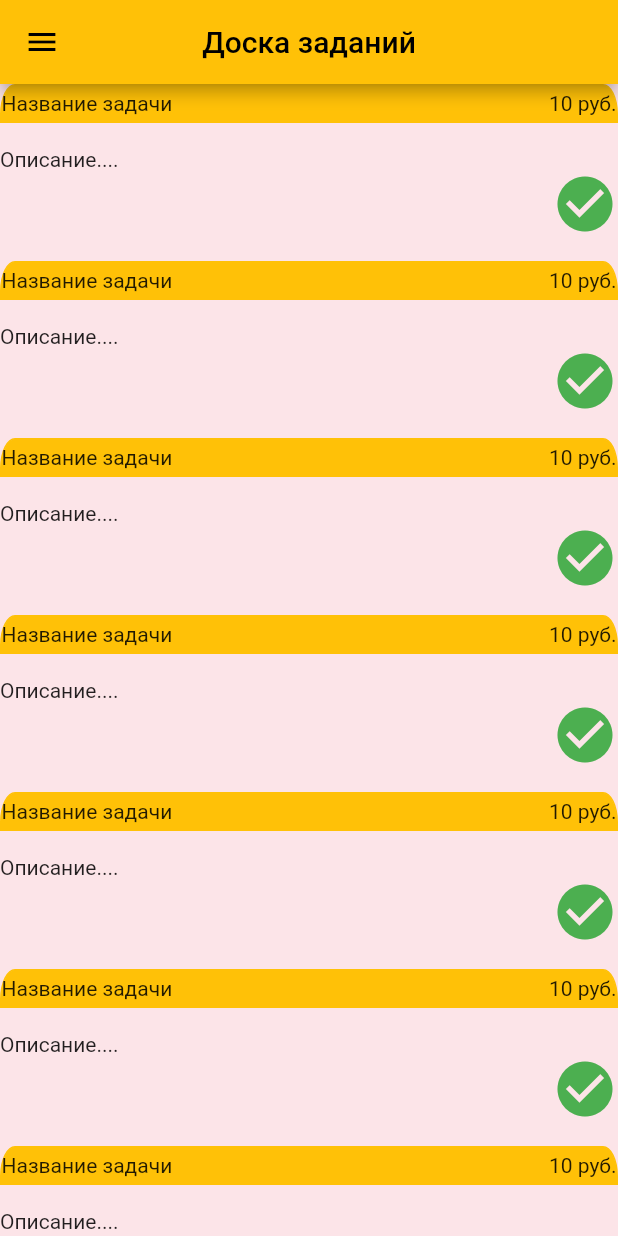
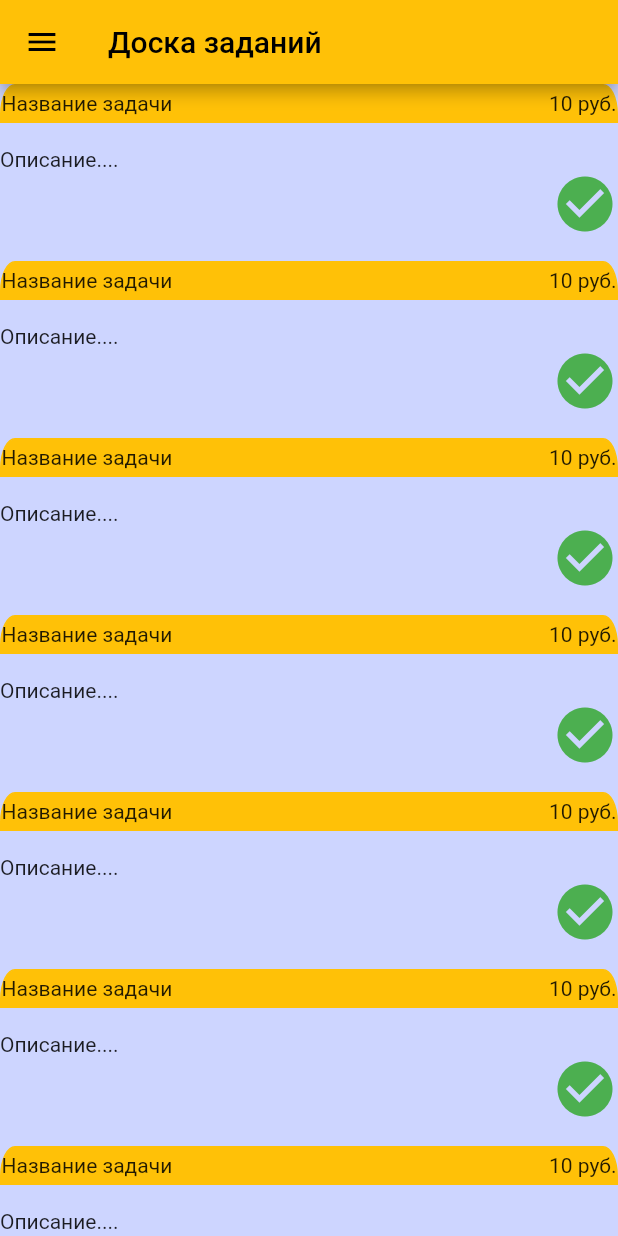
Before and after one commit to ThursdayWitness/Karmannie, a Flutter app: the ChildDrawer widget shown alone on an empty page, opened directly, after a tap on "Задачи", on a phone screen of 412 x 824 dp. Run offline on Flutter 3.47's test engine with Material 2 defaults, Android fonts, the phone set to English and light mode, and no system bars.

Commit message:
Разные изменения на стороне ребёнка

```diff
--- a/lib/pages/childTasks.dart
+++ b/lib/pages/childTasks.dart
@@ -1,30 +1,20 @@
 import 'package:flutter/material.dart';
 import 'package:karmannie/widgets/ChildDrawer.dart';
 import 'package:karmannie/widgets/ChildTaskWidget.dart';
-import 'package:flutter/rendering.dart';
 
 class ChildTasks extends StatelessWidget {
   const ChildTasks({Key? key}) : super(key: key);
 
   @override
   Widget build(BuildContext context) {
-    // debugPaintSizeEnabled = true;
-    return MaterialApp(
-      debugShowCheckedModeBanner: false,
-      title: "Доска заданий",
-      theme: ThemeData(
-        primarySwatch: Colors.amber,
-        scaffoldBackgroundColor: const Color(0xFFFCE4E8),
-      ),
-      home: Scaffold(
+    return Scaffold(
         appBar: AppBar(
-          // backgroundColor: Colors.amber,
           title: const Text("Доска заданий"),
-          centerTitle: true,
         ),
         drawer: const Drawer(child: ChildDrawer()),
         body: ListView(
           children: const [
+            //TODO: контроллер-функция, формирующая список виджетов из запроса к БД
             ChildTask(),
             ChildTask(),
             ChildTask(),
@@ -44,7 +34,6 @@ class ChildTasks extends StatelessWidget {
             ChildTask(),
           ],
         ),
-      ),
-    );
+      );
   }
 }
--- a/lib/widgets/ChildDrawer.dart
+++ b/lib/widgets/childDrawer.dart
@@ -11,6 +11,7 @@ class ChildDrawer extends StatelessWidget {
       children: [
         DrawerHeader(
           child: Column(
+            //TODO: отдельный класс
             mainAxisSize: MainAxisSize.min,
             children: [
               const Icon(Icons.account_circle, size: 66),
@@ -18,7 +19,7 @@ class ChildDrawer extends StatelessWidget {
                 onPressed: () {
                   Navigator.of(context).push(MaterialPageRoute(
                       builder: (context) => const ChildPage()));},
-                  child: const Text('Имя аккаунта', style: TextStyle(decoration: TextDecoration.underline, fontSize: 24),)),
+                  child: const Text('Имя аккаунта', style: TextStyle(fontSize: 24),)),
             ],
           ),
         ),
--- a/lib/widgets/ChildTaskWidget.dart
+++ b/lib/widgets/childTaskWidget.dart
@@ -1,8 +1,7 @@
-import 'dart:html';
-import 'dart:ui';
-
 import 'package:flutter/material.dart';
 
+
+//TODO: убрать кликабельность заголовка, добавить кнопку "Профиль".
 class ChildTask extends StatelessWidget {
   const ChildTask({Key? key}) : super(key: key);
 
```
Also changed, not shown: lib/pages/childLogin.dart (+13 -13 lines), lib/pages/childPage.dart (+2 -8 lines).
